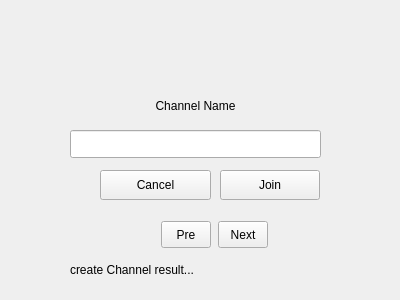
First picture: the form in createchannelpage.ui, repository borhanem/Messenger_Void_13, before the edit.
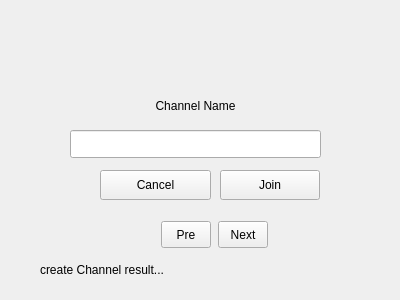
Second picture: the form after the edit.

The edit to the form file:
```diff
--- a/createchannelpage.ui
+++ b/createchannelpage.ui
@@ -45,9 +45,9 @@
   <widget class="QLabel" name="result_lbl">
    <property name="geometry">
     <rect>
-     <x>70</x>
+     <x>40</x>
      <y>260</y>
-     <width>231</width>
+     <width>341</width>
      <height>20</height>
     </rect>
    </property>
```
